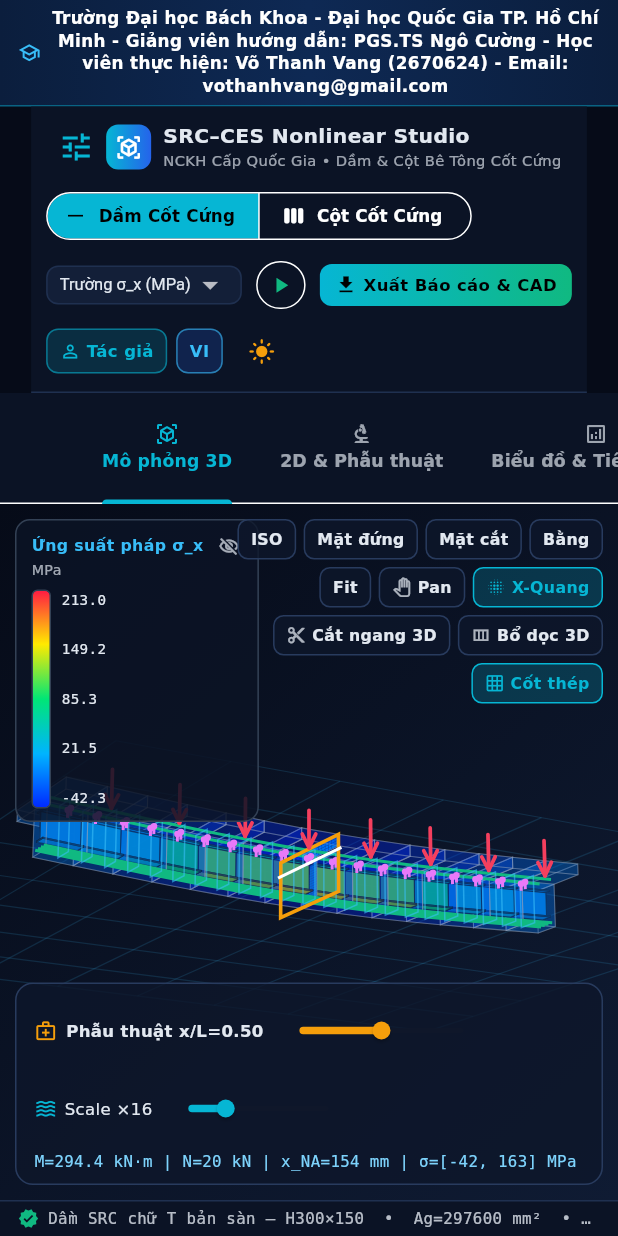
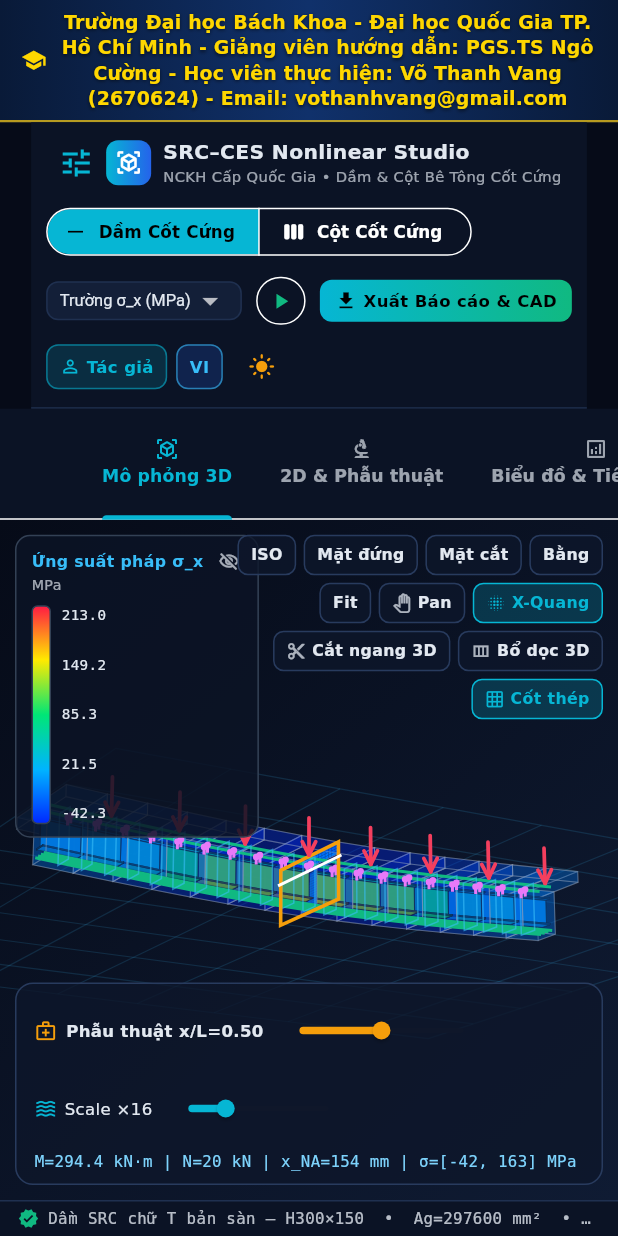
Before and after one commit to vothanhvang/NCKH_DamCotCotCung, a Flutter app: the screen it shows after launch, on a phone screen of 412 x 824 dp. Run offline on Flutter 3.47's test engine with Material 3 defaults, Android fonts, the phone set to English and light mode, and no system bars; our stand-ins replace pdf, web; missing offline and left inert: dart:js_interop.

Commit message:
style: make HCMUT academic header banner bold yellow and larger; sync Web, Windows EXE, Android APK & GitHub

```diff
--- a/flutter_app/lib/screens/studio_home_screen.dart
+++ b/flutter_app/lib/screens/studio_home_screen.dart
@@ -207,24 +207,25 @@ class _StudioHomeScreenState extends State<StudioHomeScreen> with SingleTickerPr
                 // ===========================================================
                 Container(
                   width: double.infinity,
-                  padding: const EdgeInsets.symmetric(horizontal: 12, vertical: 5),
+                  padding: EdgeInsets.symmetric(horizontal: 14, vertical: wide ? 8 : 6),
                   decoration: BoxDecoration(
                     gradient: LinearGradient(
                       colors: dark
-                          ? const [Color(0xFF0B1E3D), Color(0xFF0E2954), Color(0xFF0B1E3D)]
-                          : const [Color(0xFF0F3D6E), Color(0xFF1D4ED8), Color(0xFF0F3D6E)],
+                          ? const [Color(0xFF091A38), Color(0xFF10316B), Color(0xFF091A38)]
+                          : const [Color(0xFF0B2C59), Color(0xFF16438E), Color(0xFF0B2C59)],
                     ),
                     border: Border(
                       bottom: BorderSide(
-                        color: const Color(0xFF06B6D4).withValues(alpha: 0.45),
+                        color: const Color(0xFFFACC15).withValues(alpha: 0.72),
+                        width: 1.5,
                       ),
                     ),
                   ),
                   child: Row(
                     mainAxisAlignment: MainAxisAlignment.center,
                     children: [
-                      const Icon(Icons.school_outlined, size: 15, color: Color(0xFF38BDF8)),
-                      const SizedBox(width: 7),
+                      Icon(Icons.school, size: wide ? 20 : 17, color: const Color(0xFFFFD700)),
+                      const SizedBox(width: 8),
                       Flexible(
                         child: Text(
                           tr(
@@ -234,11 +235,15 @@ class _StudioHomeScreenState extends State<StudioHomeScreen> with SingleTickerPr
                           ),
                           textAlign: TextAlign.center,
                           softWrap: true,
-                          style: const TextStyle(
-                            fontSize: 11.2,
-                            fontWeight: FontWeight.w600,
-                            color: Colors.white,
-                            height: 1.3,
+                          style: TextStyle(
+                            fontSize: wide ? 14.5 : 12.6,
+                            fontWeight: FontWeight.w800,
+                            color: const Color(0xFFFFD700),
+                            height: 1.32,
+                            letterSpacing: 0.15,
+                            shadows: const [
+                              Shadow(color: Color(0x99000000), offset: Offset(0, 1), blurRadius: 2.5),
+                            ],
                           ),
                         ),
                       ),
```
Also changed, not shown: docs/assets/fonts/MaterialIcons-Regular.otf, 4 other files.
